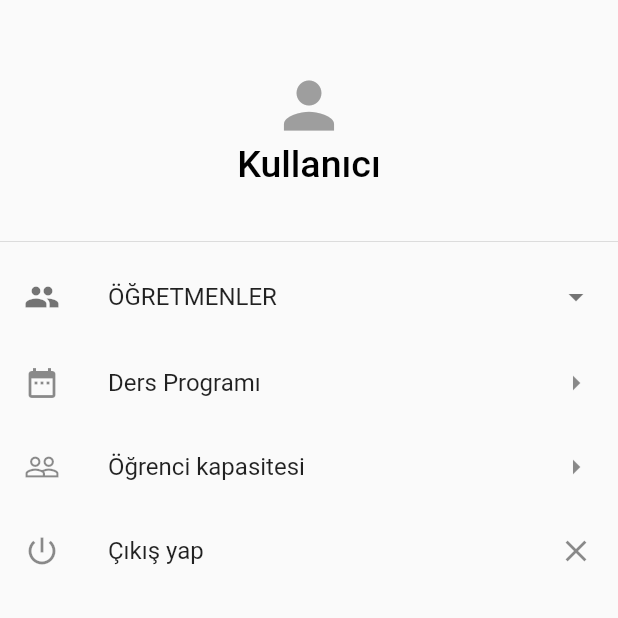
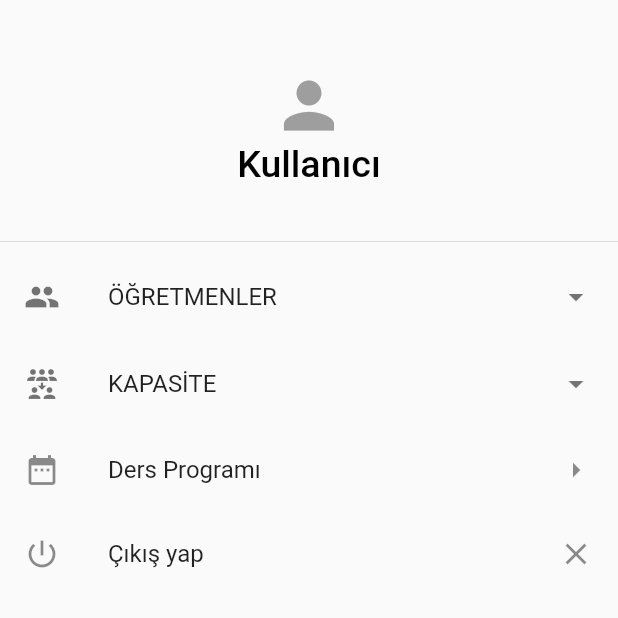
Before and after one commit to merve21c/DersProgrami, a Flutter app: the bolumlerK screen opened directly, in the side drawer, after a tap on "Geri dön", on a phone screen of 412 x 824 dp, the top half of it. Run offline on Flutter 3.47's test engine with Material 2 defaults, Android fonts, the phone set to English and light mode, and no system bars; our stand-ins replace cloud_firestore, firebase_auth, firebase_core, fluttertoast; accounts and stored records are empty; network calls fail.

Commit message:
Update kullanici.dart

```diff
--- a/lib/kullanici.dart
+++ b/lib/kullanici.dart
@@ -1,4 +1,3 @@
-import 'package:dersprogrami/%C3%96kapasite.dart';
 import 'package:dersprogrami/dersP.dart';
 import 'package:dersprogrami/girisekrani.dart';
 import 'package:dersprogrami/ogretmenlerK.dart';
@@ -47,9 +46,28 @@ class _kullanici extends State<kullanici> {
               ),
     ],
           ),
-
-
-           ListTile(
+          ExpansionTile(
+            leading: Icon(Icons.reduce_capacity),
+            title: Text('KAPASİTE'),
+            trailing: Icon(Icons.arrow_drop_down),
+            children: <Widget>[
+              ListTile(
+                title: Text('Öğrenci Kapasitesi'),
+                trailing: Icon(Icons.arrow_right),
+                onTap: () {
+                  Navigator.push(context, MaterialPageRoute(builder: (context)=>ogretmenlerK()));
+                },
+              ),
+              ListTile(
+                title: Text('Derslik Kapasitesi'),
+                trailing: Icon(Icons.arrow_right),
+                onTap: () {
+                  Navigator.push(context, MaterialPageRoute(builder: (context)=>ogretmenlerK()));
+                },
+              ),
+            ],
+          ),
+          ListTile(
             leading: Icon(Icons.date_range),
             title: Text('Ders Programı'),
             trailing: Icon(Icons.arrow_right),
@@ -57,14 +75,8 @@ class _kullanici extends State<kullanici> {
               Navigator.push(context,MaterialPageRoute(builder: (context)=>dersP()));
             },
           ),
-          ListTile(
-            leading: Icon(Icons.people_outline),
-            title: Text('Öğrenci kapasitesi'),
-            trailing: Icon(Icons.arrow_right),
-            onTap: () {
-              Navigator.push(context,MaterialPageRoute(builder: (context)=> Okapasite()));
-            },
-          ),
+
+
           ListTile(
             leading: Icon(Icons.power_settings_new_outlined),
             title: Text('Çıkış yap'),
```
